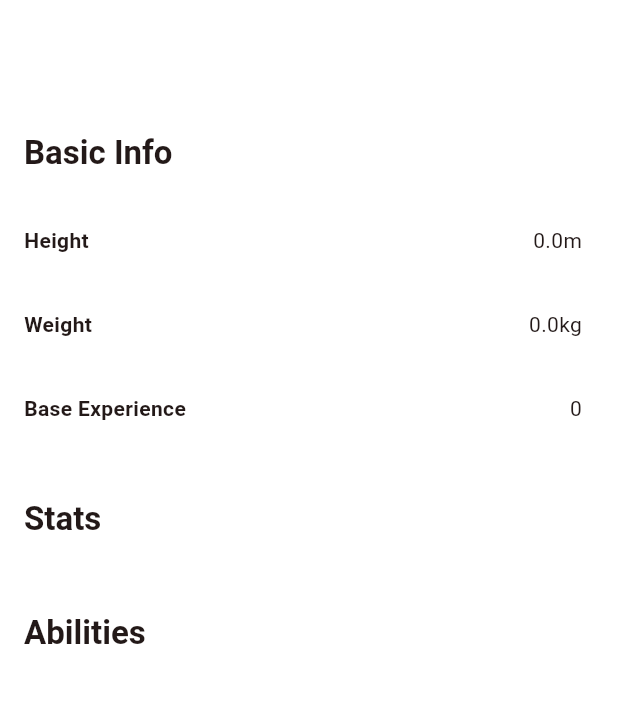
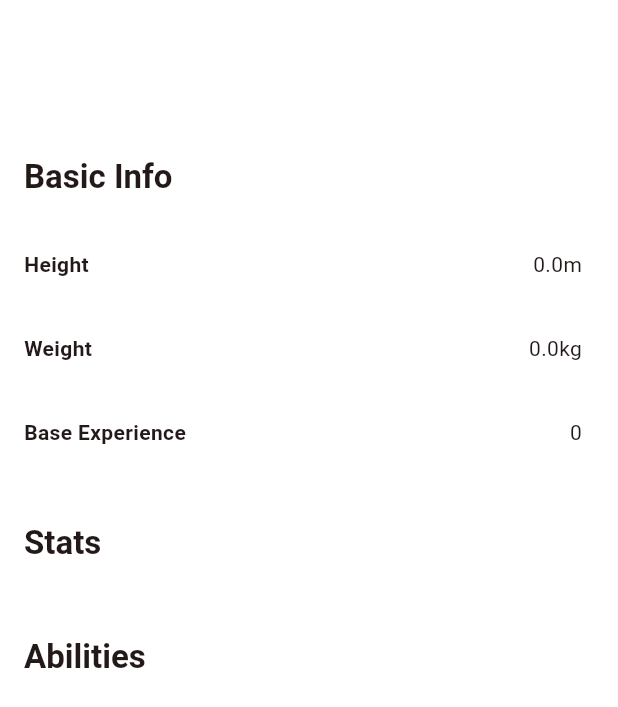
Before and after one commit to kacianoghelere/pokedex, a Flutter app: the PokemonInfoTab widget shown alone on an empty page, opened directly with empty values, on a phone screen of 412 x 824 dp. Shown: the top 707 px of the screen. Run offline on Flutter 3.47's test engine with Material 3 defaults, Android fonts, the phone set to English and light mode, and no system bars; our stand-ins replace cached_network_image, flutter_speed_dial, graphql_flutter, hive, hive_flutter, multi_dropdown and 2 more; accounts and stored records are empty; network calls fail.

Commit message:
Pokemon info tabs layout improved
Pokemon moves mapped list replaced with ListView to improve performance

Pokemon Evolutions list layout fixed

```diff
--- a/lib/widgets/pokemon_info_tab.dart
+++ b/lib/widgets/pokemon_info_tab.dart
@@ -13,6 +13,8 @@ class PokemonInfoTab extends StatelessWidget {
   @override
   Widget build(BuildContext context) {
     return SingleChildScrollView(
+      child: Padding(
+        padding: const EdgeInsets.symmetric(vertical: 16.0),
         child: Column(
           crossAxisAlignment: CrossAxisAlignment.start,
           children: [
@@ -32,6 +34,7 @@ class PokemonInfoTab extends StatelessWidget {
             const SizedBox(height: 16),
             PokemonAbilities(pokemon: pokemon)
           ]
+        ),
       )
     );
   }
--- a/lib/widgets/pokemon_list.dart
+++ b/lib/widgets/pokemon_list.dart
@@ -11,6 +11,7 @@ class PokemonList extends StatelessWidget {
   @override
   Widget build(BuildContext context) {
     return ListView.builder(
+      padding: const EdgeInsets.symmetric(vertical: 16.0),
       shrinkWrap: shrinkWrap,
       itemCount: pokemons.length,
       itemBuilder: (context, index) {
```
Also changed, not shown: lib/widgets/pokemon_moves_tab.dart (+8 -6 lines). Lines whose indentation alone changed are shown as unchanged.
